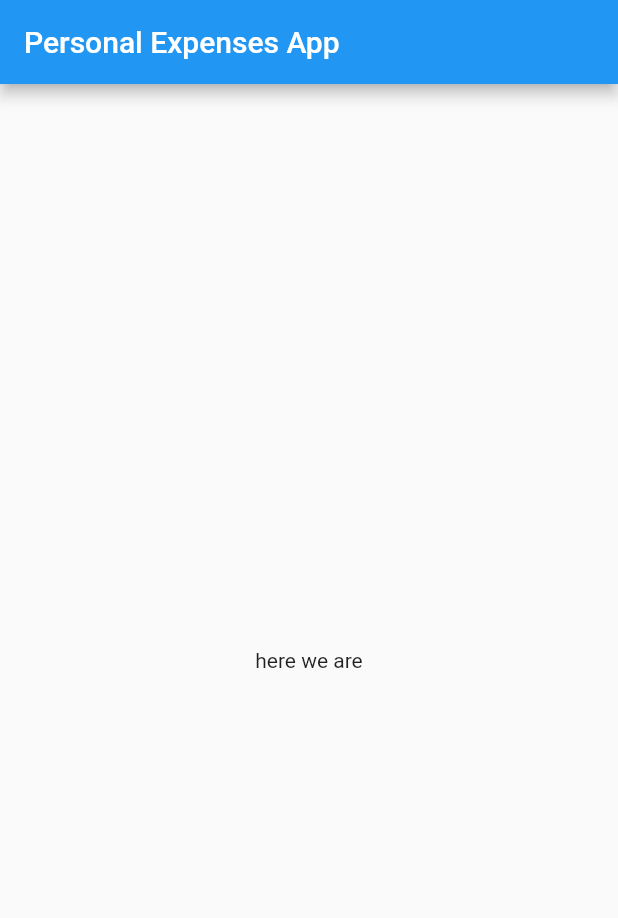
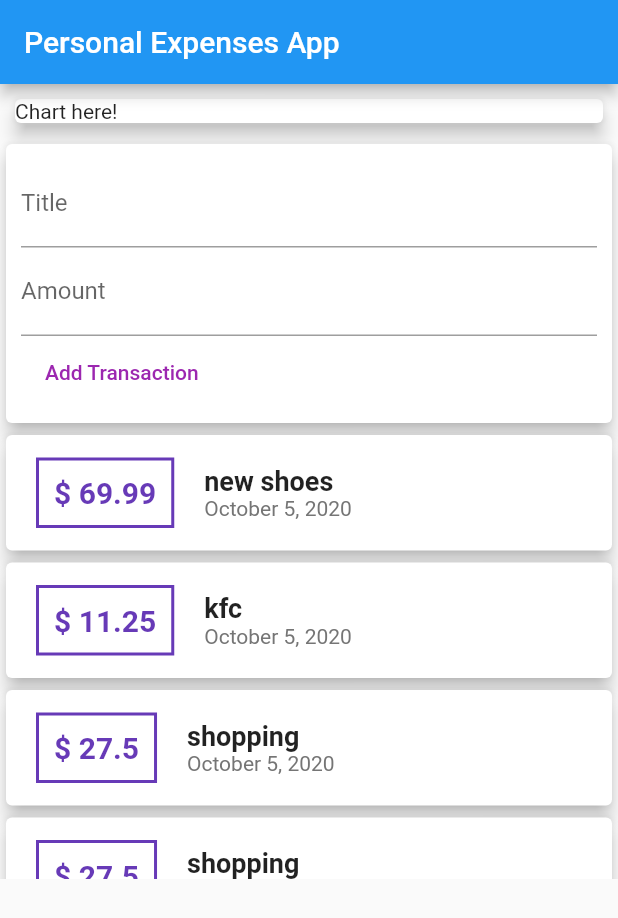
Before and after one commit to Visethboti/flutter-personal-expenses-app, a Flutter app: the screen it shows after launch, on a phone screen of 412 x 824 dp. Shown: the top 918 px of the screen. Run offline on Flutter 3.47's test engine with Material 2 defaults, Android fonts, the phone set to English and light mode, and no system bars.

Commit message:
New transactions added

```diff
--- a/lib/main.dart
+++ b/lib/main.dart
@@ -1,16 +1,10 @@
 import 'package:flutter/material.dart';
+
+import './widgets/user_transaction.dart';
 
 void main() => runApp(MyHomePage());
 
-class MyHomePage extends StatefulWidget {
-  @override
-  State<StatefulWidget> createState() {
-    // TODO: implement createState
-    return _MyHomePageState();
-  }
-}
-
-class _MyHomePageState extends State<MyHomePage> {
+class MyHomePage extends StatelessWidget {
   @override
   Widget build(BuildContext context) {
     return MaterialApp(
@@ -18,8 +12,20 @@ class _MyHomePageState extends State<MyHomePage> {
         appBar: AppBar(
           title: Text("Personal Expenses App"),
         ),
-        body: Center(
-          child: Text("here we are"),
+        body: SingleChildScrollView(
+          child: Column(
+            children: <Widget>[
+              Container(
+                width: double.infinity,
+                child: Card(
+                  margin: EdgeInsets.all(10),
+                  child: Text("Chart here!"),
+                  elevation: 5, // elevation is shadow
+                ),
+              ),
+              UserTransaction(),
+            ],
+          ),
         ),
       ),
     );
--- /dev/null
+++ b/lib/models/transaction.dart
@@ -0,0 +1,16 @@
+import 'package:flutter/foundation.dart';
+//this import foundation.dart allow to use @ required
+
+class Transaction {
+  final String id;
+  final String title;
+  final double amount;
+  final DateTime date;
+
+  Transaction({
+    @required this.id,
+    @required this.title,
+    @required this.amount,
+    @required this.date,
+  });
+}
--- /dev/null
+++ b/lib/widgets/new_transaction.dart
@@ -0,0 +1,41 @@
+import 'package:flutter/material.dart';
+
+class NewTransaction extends StatelessWidget {
+  final titleController = TextEditingController();
+  final amountController = TextEditingController();
+  final Function addNewTx;
+
+  NewTransaction(this.addNewTx);
+
+  @override
+  Widget build(BuildContext context) {
+    return Card(
+      child: Container(
+        padding: EdgeInsets.all(10),
+        child: Column(
+          crossAxisAlignment: CrossAxisAlignment.start,
+          children: <Widget>[
+            TextField(
+              decoration: InputDecoration(labelText: "Title"),
+              //onChanged: (value) => titleInput = value,
+              controller: titleController,
+            ),
+            TextField(
+              decoration: InputDecoration(labelText: "Amount"),
+              //onChanged: (value) => amountInput = value,
+              controller: amountController,
+            ),
+            FlatButton(
+              child: Text("Add Transaction"),
+              textColor: Colors.purple,
+              onPressed: () {
+                addNewTx(titleController.text, double.parse(amountController.text));
+              },
+            ),
+          ],
+        ),
+      ),
+      elevation: 5,
+    );
+  }
+}
--- /dev/null
+++ b/lib/widgets/transaction_list.dart
@@ -0,0 +1,61 @@
+import 'package:flutter/material.dart';
+import 'package:intl/intl.dart';
+
+import '../models/transaction.dart';
+
+class TransactionList extends StatelessWidget {
+  final List<Transaction> transactions;
+
+  TransactionList(this.transactions);
+
+  @override
+  Widget build(BuildContext context) {
+    return Container(
+      height: 300,
+      child: ListView(
+        children: transactions
+            .map((t) => Card(
+                  child: Row(
+                    children: <Widget>[
+                      Container(
+                        margin:
+                            EdgeInsets.symmetric(vertical: 15, horizontal: 20),
+                        decoration: BoxDecoration(
+                            border:
+                                Border.all(color: Colors.deepPurple, width: 2)),
+                        padding: EdgeInsets.all(10),
+                        child: Text(
+                          "\$ ${t.amount}", // \$ is to show the dollar sign and ${t.amount} is same as t.amount.toString()
+                          style: TextStyle(
+                              fontWeight: FontWeight.bold,
+                              fontSize: 20,
+                              color: Colors.deepPurple),
+                        ),
+                      ),
+                      Column(
+                        crossAxisAlignment: CrossAxisAlignment.start,
+                        children: <Widget>[
+                          Container(
+                            child: Text(
+                              t.title,
+                              style: TextStyle(
+                                  fontWeight: FontWeight.bold, fontSize: 18),
+                            ),
+                          ),
+                          Container(
+                            child: Text(
+                              DateFormat.yMMMMd().format(t.date),
+                              style: TextStyle(color: Colors.grey[600]),
+                            ),
+                          ),
+                        ],
+                      )
+                    ],
+                  ),
+                  elevation: 5,
+                ))
+            .toList(),
+      ),
+    );
+  }
+}
--- /dev/null
+++ b/lib/widgets/user_transaction.dart
@@ -0,0 +1,44 @@
+import 'package:flutter/material.dart';
+
+import './new_transaction.dart';
+import './transaction_list.dart';
+import '../models/transaction.dart';
+
+class UserTransaction extends StatefulWidget {
+  @override
+  _UserTransactionState createState() => _UserTransactionState();
+}
+
+class _UserTransactionState extends State<UserTransaction> {
+  final List<Transaction> _transactions = [
+    Transaction(
+        id: 't1', title: 'new shoes', amount: 69.99, date: DateTime.now()),
+    Transaction(id: 't2', title: 'kfc', amount: 11.25, date: DateTime.now()),
+    Transaction(
+        id: 't3', title: 'shopping', amount: 27.5, date: DateTime.now()),
+    Transaction(
+        id: 't3', title: 'shopping', amount: 27.5, date: DateTime.now()),
+    Transaction(
+        id: 't3', title: 'shopping', amount: 27.5, date: DateTime.now()),
+  ];
+
+  void _addNewTransaction(String txTitle, double txAmount) {
+    final newTX = Transaction(
+        id: DateTime.now().toString(),
+        title: txTitle,
+        amount: txAmount,
+        date: DateTime.now());
+
+    setState(() {
+      _transactions.add(newTX);
+    });
+  }
+
+  @override
+  Widget build(BuildContext context) {
+    return Column(children: <Widget>[
+      NewTransaction(_addNewTransaction),
+      TransactionList(_transactions),
+    ]);
+  }
+}
--- a/pubspec.yaml
+++ b/pubspec.yaml
@@ -23,6 +23,7 @@ environment:
 dependencies:
   flutter:
     sdk: flutter
+  intl: ^0.16.1
 
 
   # The following adds the Cupertino Icons font to your application.
```
Also changed, not shown: pubspec.lock.
